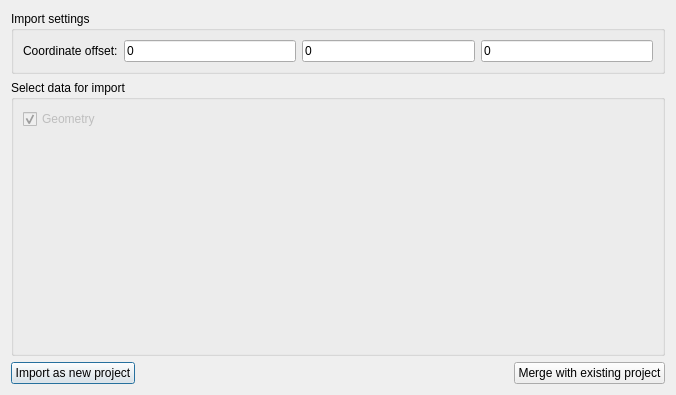
Qt form SIM-VICUS/src/SVImportIDFDialog.ui (ghorwin/SIM-VICUS) before a commit.
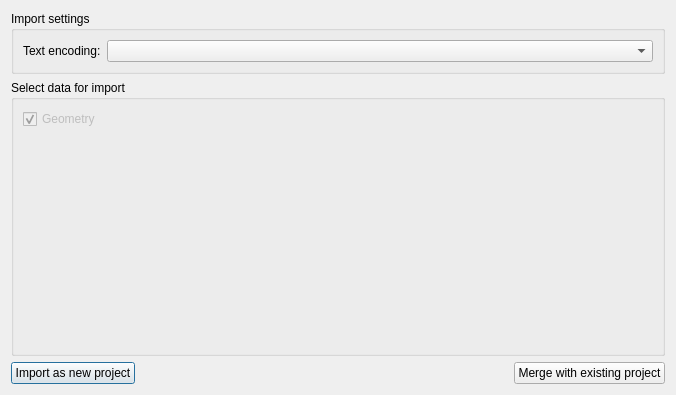
The same form after that commit.

Commit message: IDF Material import done.

Diff of the .ui file:
```diff
--- a/SIM-VICUS/src/SVImportIDFDialog.ui
+++ b/SIM-VICUS/src/SVImportIDFDialog.ui
@@ -23,28 +23,17 @@
       <item row="0" column="0">
        <widget class="QLabel" name="label">
         <property name="text">
-         <string>Coordinate offset:</string>
+         <string>Text encoding:</string>
         </property>
        </widget>
       </item>
       <item row="0" column="1">
-       <widget class="QLineEdit" name="lineEdit">
-        <property name="text">
-         <string>0</string>
-        </property>
-       </widget>
-      </item>
-      <item row="0" column="2">
-       <widget class="QLineEdit" name="lineEdit_2">
-        <property name="text">
-         <string>0</string>
-        </property>
-       </widget>
-      </item>
-      <item row="0" column="3">
-       <widget class="QLineEdit" name="lineEdit_3">
-        <property name="text">
-         <string>0</string>
+       <widget class="QComboBox" name="comboBoxEncoding">
+        <property name="sizePolicy">
+         <sizepolicy hsizetype="Expanding" vsizetype="Fixed">
+          <horstretch>0</horstretch>
+          <verstretch>0</verstretch>
+         </sizepolicy>
         </property>
        </widget>
       </item>
```
The commit also changes 2 other files.
